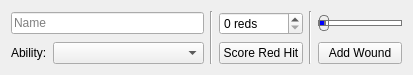
First picture: the form in turn_logger/CrewControls.ui, repository wchamilton/CEManeuverLog, before the edit.
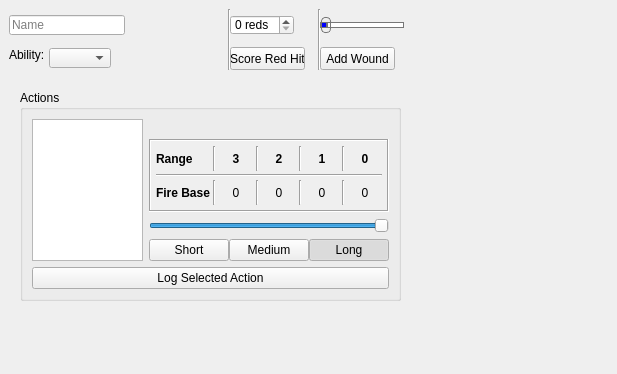
Second picture: the form after the edit.

Commit message: Started by removing the gun controls from the maneuver controls and adding them into the crew controls. When applied they will be applied to the current maneuver of the turn (if one is applied)

What changed in the file:
```diff
--- a/turn_logger/CrewControls.ui
+++ b/turn_logger/CrewControls.ui
@@ -6,59 +6,102 @@
    <rect>
     <x>0</x>
     <y>0</y>
-    <width>413</width>
-    <height>75</height>
+    <width>617</width>
+    <height>374</height>
    </rect>
   </property>
   <property name="windowTitle">
    <string>Form</string>
   </property>
-  <layout class="QGridLayout" name="gridLayout" columnstretch="0,1,0,0,0,0">
-   <item row="0" column="2" rowspan="2">
-    <widget class="Line" name="line_2">
-     <property name="orientation">
-      <enum>Qt::Vertical</enum>
-     </property>
-    </widget>
-   </item>
-   <item row="0" column="4" rowspan="2">
-    <widget class="Line" name="line">
-     <property name="orientation">
-      <enum>Qt::Vertical</enum>
-     </property>
-    </widget>
-   </item>
-   <item row="1" column="3">
-    <widget class="QPushButton" name="score_red_btn">
-     <property name="text">
-      <string>Score Red Hit</string>
-     </property>
-    </widget>
-   </item>
-   <item row="1" column="5">
-    <widget class="QPushButton" name="add_wound_btn">
-     <property name="text">
-      <string>Add Wound</string>
-     </property>
-    </widget>
-   </item>
-   <item row="1" column="1">
-    <widget class="QComboBox" name="comboBox"/>
-   </item>
-   <item row="0" column="3">
-    <widget class="QSpinBox" name="reds_spin">
-     <property name="suffix">
-      <string> reds</string>
-     </property>
-    </widget>
-   </item>
-   <item row="0" column="5">
-    <widget class="QSlider" name="wounds">
-     <property name="enabled">
-      <bool>true</bool>
-     </property>
-     <property name="styleSheet">
-      <string notr="true">QSlider::groove:horizontal {
+  <widget class="Line" name="line_2">
+   <property name="geometry">
+    <rect>
+     <x>221</x>
+     <y>9</y>
+     <width>16</width>
+     <height>61</height>
+    </rect>
+   </property>
+   <property name="orientation">
+    <enum>Qt::Vertical</enum>
+   </property>
+  </widget>
+  <widget class="Line" name="line">
+   <property name="geometry">
+    <rect>
+     <x>311</x>
+     <y>9</y>
+     <width>16</width>
+     <height>61</height>
+    </rect>
+   </property>
+   <property name="orientation">
+    <enum>Qt::Vertical</enum>
+   </property>
+  </widget>
+  <widget class="QPushButton" name="score_red_btn">
+   <property name="geometry">
+    <rect>
+     <x>230</x>
+     <y>47</y>
+     <width>75</width>
+     <height>23</height>
+    </rect>
+   </property>
+   <property name="text">
+    <string>Score Red Hit</string>
+   </property>
+  </widget>
+  <widget class="QPushButton" name="add_wound_btn">
+   <property name="geometry">
+    <rect>
+     <x>320</x>
+     <y>47</y>
+     <width>75</width>
+     <height>23</height>
+    </rect>
+   </property>
+   <property name="text">
+    <string>Add Wound</string>
+   </property>
+  </widget>
+  <widget class="QComboBox" name="comboBox">
+   <property name="geometry">
+    <rect>
+     <x>49</x>
+     <y>48</y>
+     <width>62</width>
+     <height>20</height>
+    </rect>
+   </property>
+  </widget>
+  <widget class="QSpinBox" name="reds_spin">
+   <property name="geometry">
+    <rect>
+     <x>230</x>
+     <y>15</y>
+     <width>64</width>
+     <height>20</height>
+    </rect>
+   </property>
+   <property name="suffix">
+    <string> reds</string>
+   </property>
+  </widget>
+  <widget class="QSlider" name="wounds">
+   <property name="enabled">
+    <bool>true</bool>
+   </property>
+   <property name="geometry">
+    <rect>
+     <x>320</x>
+     <y>9</y>
+     <width>84</width>
+     <height>32</height>
+    </rect>
+   </property>
+   <property name="styleSheet">
+    <string notr="true">QSlider::groove:horizontal {
 border: 1px solid #bbb;
 background: white;
 height: 4px;
@@ -104,39 +147,469 @@
 border: 1px solid #aaa;
 border-radius: 4px;
 }</string>
-     </property>
-     <property name="maximum">
-      <number>3</number>
-     </property>
-     <property name="pageStep">
-      <number>1</number>
-     </property>
-     <property name="value">
-      <number>0</number>
-     </property>
-     <property name="orientation">
-      <enum>Qt::Horizontal</enum>
-     </property>
-     <property name="tickPosition">
-      <enum>QSlider::TicksBothSides</enum>
-     </property>
-    </widget>
-   </item>
-   <item row="1" column="0">
-    <widget class="QLabel" name="label">
-     <property name="text">
-      <string>Ability:</string>
-     </property>
-    </widget>
-   </item>
-   <item row="0" column="0" colspan="2">
-    <widget class="QLineEdit" name="name">
-     <property name="placeholderText">
-      <string>Name</string>
-     </property>
-    </widget>
-   </item>
-  </layout>
+   </property>
+   <property name="maximum">
+    <number>3</number>
+   </property>
+   <property name="pageStep">
+    <number>1</number>
+   </property>
+   <property name="value">
+    <number>0</number>
+   </property>
+   <property name="orientation">
+    <enum>Qt::Horizontal</enum>
+   </property>
+   <property name="tickPosition">
+    <enum>QSlider::TicksBothSides</enum>
+   </property>
+  </widget>
+  <widget class="QLabel" name="label">
+   <property name="geometry">
+    <rect>
+     <x>9</x>
+     <y>47</y>
+     <width>34</width>
+     <height>16</height>
+    </rect>
+   </property>
+   <property name="text">
+    <string>Ability:</string>
+   </property>
+  </widget>
+  <widget class="QLineEdit" name="name">
+   <property name="geometry">
+    <rect>
+     <x>9</x>
+     <y>15</y>
+     <width>116</width>
+     <height>20</height>
+    </rect>
+   </property>
+   <property name="placeholderText">
+    <string>Name</string>
+   </property>
+  </widget>
+  <widget class="QGroupBox" name="groupBox">
+   <property name="geometry">
+    <rect>
+     <x>20</x>
+     <y>90</y>
+     <width>381</width>
+     <height>211</height>
+    </rect>
+   </property>
+   <property name="title">
+    <string>Actions</string>
+   </property>
+   <layout class="QGridLayout" name="gridLayout_2">
+    <item row="0" column="1">
+     <widget class="QListWidget" name="listWidget"/>
+    </item>
+    <item row="1" column="1" colspan="2">
+     <widget class="QPushButton" name="pushButton_4">
+      <property name="toolTip">
+       <string>Note only one action can be logged per crew per turn</string>
+      </property>
+      <property name="text">
+       <string>Log Selected Action</string>
+      </property>
+     </widget>
+    </item>
+    <item row="0" column="2">
+     <widget class="QStackedWidget" name="stackedWidget">
+      <property name="currentIndex">
+       <number>0</number>
+      </property>
+      <widget class="QWidget" name="shoot_gun">
+       <property name="sizePolicy">
+        <sizepolicy hsizetype="MinimumExpanding" vsizetype="Preferred">
+         <horstretch>0</horstretch>
+         <verstretch>0</verstretch>
+        </sizepolicy>
+       </property>
+       <layout class="QGridLayout" name="gridLayout" rowstretch="0,2,0,0">
+        <property name="leftMargin">
+         <number>0</number>
+        </property>
+        <property name="topMargin">
+         <number>0</number>
+        </property>
+        <property name="rightMargin">
+         <number>0</number>
+        </property>
+        <property name="bottomMargin">
+         <number>0</number>
+        </property>
+        <property name="horizontalSpacing">
+         <number>0</number>
+        </property>
+        <item row="1" column="0" colspan="3">
+         <widget class="QFrame" name="frame">
+          <property name="autoFillBackground">
+           <bool>true</bool>
+          </property>
+          <property name="frameShape">
+           <enum>QFrame::Box</enum>
+          </property>
+          <property name="frameShadow">
+           <enum>QFrame::Sunken</enum>
+          </property>
+          <layout class="QGridLayout" name="gridLayout_4">
+           <property name="leftMargin">
+            <number>5</number>
+           </property>
+           <property name="topMargin">
+            <number>5</number>
+           </property>
+           <property name="rightMargin">
+            <number>5</number>
+           </property>
+           <property name="bottomMargin">
+            <number>5</number>
+           </property>
+           <property name="spacing">
+            <number>3</number>
+           </property>
+           <item row="2" column="3">
+            <widget class="Line" name="line_20">
+             <property name="orientation">
+              <enum>Qt::Vertical</enum>
+             </property>
+            </widget>
+           </item>
+           <item row="0" column="0">
+            <widget class="QLabel" name="label_4">
+             <property name="font">
+              <font>
+               <weight>75</weight>
+               <bold>true</bold>
+              </font>
+             </property>
+             <property name="text">
+              <string>Range</string>
+             </property>
+            </widget>
+           </item>
+           <item row="1" column="0" colspan="9">
+            <widget class="Line" name="line_6">
+             <property name="orientation">
+              <enum>Qt::Horizontal</enum>
+             </property>
+            </widget>
+           </item>
+           <item row="2" column="0">
+            <widget class="QLabel" name="label_13">
+             <property name="font">
+              <font>
+               <weight>75</weight>
+               <bold>true</bold>
+              </font>
+             </property>
+             <property name="text">
+              <string>Fire Base</string>
+             </property>
+            </widget>
+           </item>
+           <item row="2" column="5">
+            <widget class="Line" name="line_21">
+             <property name="orientation">
+              <enum>Qt::Vertical</enum>
+             </property>
+            </widget>
+           </item>
+           <item row="0" column="7">
+            <widget class="Line" name="line_18">
+             <property name="orientation">
+              <enum>Qt::Vertical</enum>
+             </property>
+            </widget>
+           </item>
+           <item row="0" column="8">
+            <widget class="QLabel" name="label_12">
+             <property name="font">
+              <font>
+               <weight>75</weight>
+               <bold>true</bold>
+              </font>
+             </property>
+             <property name="text">
+              <string>0</string>
+             </property>
+             <property name="alignment">
+              <set>Qt::AlignCenter</set>
+             </property>
+            </widget>
+           </item>
+           <item row="2" column="8">
+            <widget class="QLabel" name="fire_base_7">
+             <property name="text">
+              <string>0</string>
+             </property>
+             <property name="alignment">
+              <set>Qt::AlignCenter</set>
+             </property>
+            </widget>
+           </item>
+           <item row="0" column="2">
+            <widget class="QLabel" name="label_8">
+             <property name="font">
+              <font>
+               <weight>75</weight>
+               <bold>true</bold>
+              </font>
+             </property>
+             <property name="text">
+              <string>3</string>
+             </property>
+             <property name="alignment">
+              <set>Qt::AlignCenter</set>
+             </property>
+            </widget>
+           </item>
+           <item row="2" column="4">
+            <widget class="QLabel" name="fire_base_5">
+             <property name="text">
+              <string>0</string>
+             </property>
+             <property name="alignment">
+              <set>Qt::AlignCenter</set>
+             </property>
+            </widget>
+           </item>
+           <item row="2" column="2">
+            <widget class="QLabel" name="fire_base_4">
+             <property name="text">
+              <string>0</string>
+             </property>
+             <property name="alignment">
+              <set>Qt::AlignCenter</set>
+             </property>
+            </widget>
+           </item>
+           <item row="0" column="4">
+            <widget class="QLabel" name="label_9">
+             <property name="font">
+              <font>
+               <weight>75</weight>
+               <bold>true</bold>
+              </font>
+             </property>
+             <property name="text">
+              <string>2</string>
+             </property>
+             <property name="alignment">
+              <set>Qt::AlignCenter</set>
+             </property>
+            </widget>
+           </item>
+           <item row="2" column="1">
+            <widget class="Line" name="line_19">
+             <property name="orientation">
+              <enum>Qt::Vertical</enum>
+             </property>
+            </widget>
+           </item>
+           <item row="2" column="7">
+            <widget class="Line" name="line_22">
+             <property name="orientation">
+              <enum>Qt::Vertical</enum>
+             </property>
+            </widget>
+           </item>
+           <item row="2" column="6">
+            <widget class="QLabel" name="fire_base_6">
+             <property name="text">
+              <string>0</string>
+             </property>
+             <property name="alignment">
+              <set>Qt::AlignCenter</set>
+             </property>
+            </widget>
+           </item>
+           <item row="0" column="1">
+            <widget class="Line" name="line_5">
+             <property name="orientation">
+              <enum>Qt::Vertical</enum>
+             </property>
+            </widget>
+           </item>
+           <item row="0" column="3">
+            <widget class="Line" name="line_8">
+             <property name="orientation">
+              <enum>Qt::Vertical</enum>
+             </property>
+            </widget>
+           </item>
+           <item row="0" column="6">
+            <widget class="QLabel" name="label_10">
+             <property name="font">
+              <font>
+               <weight>75</weight>
+               <bold>true</bold>
+              </font>
+             </property>
+             <property name="text">
+              <string>1</string>
+             </property>
+             <property name="alignment">
+              <set>Qt::AlignCenter</set>
+             </property>
+            </widget>
+           </item>
+           <item row="0" column="5">
+            <widget class="Line" name="line_17">
+             <property name="orientation">
+              <enum>Qt::Vertical</enum>
+             </property>
+            </widget>
+           </item>
+          </layout>
+         </widget>
+        </item>
+        <item row="2" column="0" colspan="3">
+         <widget class="QSlider" name="horizontalSlider">
+          <property name="maximum">
+           <number>2</number>
+          </property>
+          <property name="pageStep">
+           <number>1</number>
+          </property>
+          <property name="value">
+           <number>2</number>
+          </property>
+          <property name="orientation">
+           <enum>Qt::Horizontal</enum>
+          </property>
+         </widget>
+        </item>
+        <item row="3" column="0">
+         <widget class="QPushButton" name="pushButton">
+          <property name="text">
+           <string>Short</string>
+          </property>
+          <property name="checkable">
+           <bool>true</bool>
+          </property>
+          <property name="autoExclusive">
+           <bool>true</bool>
+          </property>
+          <attribute name="buttonGroup">
+           <string notr="true">burst_len_btn_grp</string>
+          </attribute>
+         </widget>
+        </item>
+        <item row="3" column="1">
+         <widget class="QPushButton" name="pushButton_2">
+          <property name="text">
+           <string>Medium</string>
+          </property>
+          <property name="checkable">
+           <bool>true</bool>
+          </property>
+          <property name="autoExclusive">
+           <bool>true</bool>
+          </property>
+          <attribute name="buttonGroup">
+           <string notr="true">burst_len_btn_grp</string>
+          </attribute>
+         </widget>
+        </item>
+        <item row="3" column="2">
+         <widget class="QPushButton" name="pushButton_3">
+          <property name="text">
+           <string>Long</string>
+          </property>
+          <property name="checkable">
+           <bool>true</bool>
+          </property>
+          <property name="checked">
+           <bool>true</bool>
+          </property>
+          <property name="autoExclusive">
+           <bool>true</bool>
+          </property>
+          <attribute name="buttonGroup">
+           <string notr="true">burst_len_btn_grp</string>
+          </attribute>
+         </widget>
+        </item>
+        <item row="0" column="0" colspan="3">
+         <widget class="QLabel" name="label_14">
+          <property name="text">
+           <string>&lt;Weapon_Name&gt;</string>
+          </property>
+         </widget>
+        </item>
+       </layout>
+      </widget>
+      <widget class="QWidget" name="reload_gun">
+       <layout class="QGridLayout" name="gridLayout_5" rowstretch="0,0,1">
+        <property name="leftMargin">
+         <number>0</number>
+        </property>
+        <property name="topMargin">
+         <number>0</number>
+        </property>
+        <property name="rightMargin">
+         <number>0</number>
+        </property>
+        <property name="bottomMargin">
+         <number>0</number>
+        </property>
+        <item row="0" column="0">
+         <widget class="QLabel" name="label_15">
+          <property name="text">
+           <string>Current Box:</string>
+          </property>
+         </widget>
+        </item>
+        <item row="0" column="1">
+         <widget class="QLabel" name="ammo_box_current">
+          <property name="text">
+           <string>20</string>
+          </property>
+         </widget>
+        </item>
+        <item row="1" column="0">
+         <widget class="QLabel" name="label_16">
+          <property name="text">
+           <string>Total Remaining:</string>
+          </property>
+         </widget>
+        </item>
+        <item row="1" column="1">
+         <widget class="QLabel" name="ammo_total">
+          <property name="text">
+           <string>20</string>
+          </property>
+         </widget>
+        </item>
+        <item row="2" column="0" colspan="2">
+         <widget class="QPushButton" name="reload_btn">
+          <property name="enabled">
+           <bool>false</bool>
+          </property>
+          <property name="sizePolicy">
+           <sizepolicy hsizetype="Minimum" vsizetype="Minimum">
+            <horstretch>0</horstretch>
+            <verstretch>0</verstretch>
+           </sizepolicy>
+          </property>
+          <property name="text">
+           <string>Reload Gun</string>
+          </property>
+          <property name="checkable">
+           <bool>true</bool>
+          </property>
+         </widget>
+        </item>
+       </layout>
+      </widget>
+     </widget>
+    </item>
+   </layout>
+  </widget>
  </widget>
  <resources/>
  <connections/>
```
Left out of the diff: 3 changed lines with no effect on the pictures. The commit also changes 3 other files.
